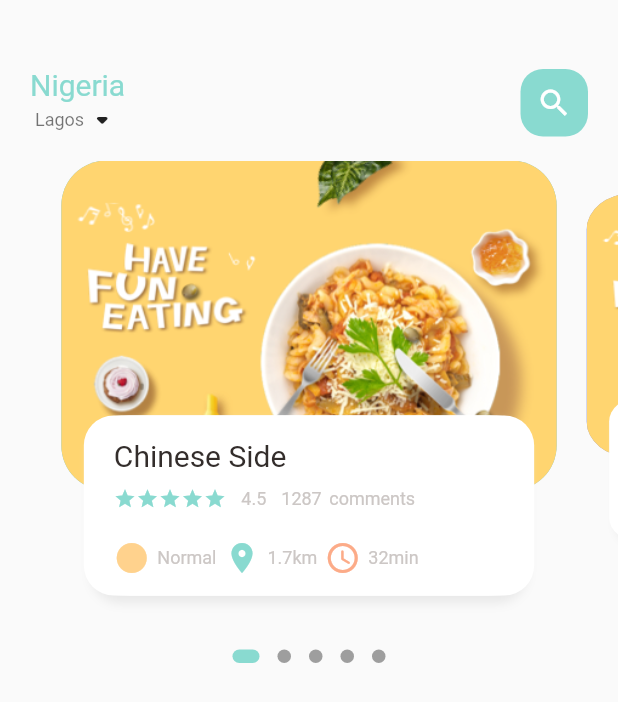
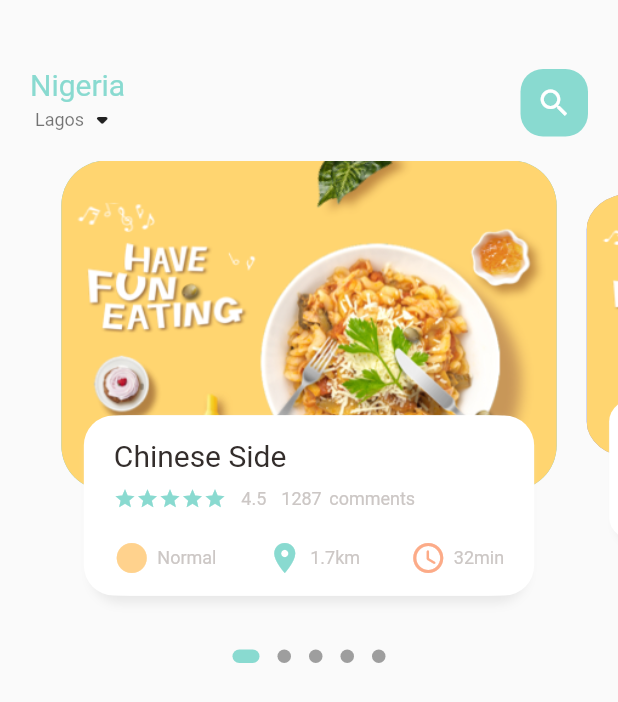
Before and after one commit to ChidiChuks/food_delivery, a Flutter app: the screen it shows after launch, on a phone screen of 412 x 824 dp. Shown: the top 702 px of the screen. Run offline on Flutter 3.47's test engine with Material 2 defaults, Android fonts, the phone set to English and light mode, and no system bars; drawn by our look-alikes of dots_indicator.

Commit message:
after adjusting the main axis alignment of spacebetween for the slider icons. I will be looking at effecting screen view changes for different app device

```diff
--- a/lib/home/food_page_body.dart
+++ b/lib/home/food_page_body.dart
@@ -193,22 +193,17 @@ class _FoodPageBodyState extends State<FoodPageBody> {
                       height: 20,
                     ),
                     Row(
+                      mainAxisAlignment: MainAxisAlignment.spaceBetween,
                       children: [
                         IconAndTextWidget(
                           icon: Icons.circle_sharp,
                           text: "Normal",
                           iconColor: AppColors.iconColor1,
                         ),
-                        SizedBox(
-                          width: 5,
-                        ),
                         IconAndTextWidget(
                           icon: Icons.location_on,
                           text: "1.7km",
                           iconColor: AppColors.mainColor,
-                        ),
-                        SizedBox(
-                          width: 5,
                         ),
                         IconAndTextWidget(
                           icon: Icons.access_time_rounded,
```
